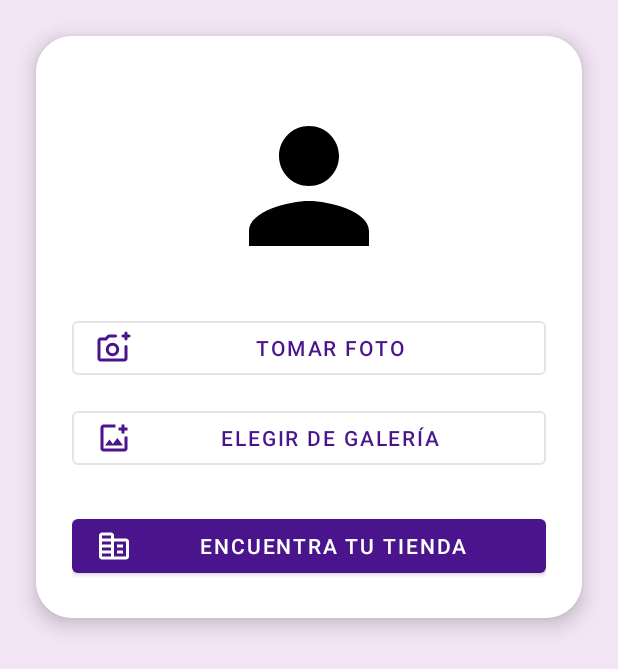
After one commit to Faradayy7/GuitarStoreApp, an Android app built with Jetpack Compose: the ProfileActivity screen opened directly, with no data from a screen before it, on a phone screen of 412 x 824 dp. The commit adds this screen. Shown: the top 669 px of the screen. Run offline under Robolectric (Android 15) with nearby library versions, the phone set to English and light mode, and no system bars; pictures from the network do not load.

Commit message:
Implementacion pantalla p[erfil accesos a camara y ubicacion tienda

```diff
--- a/app/build.gradle.kts
+++ b/app/build.gradle.kts
@@ -65,5 +65,9 @@ dependencies {
     implementation("com.google.firebase:firebase-auth")
     implementation("com.google.firebase:firebase-database")
     implementation("com.google.android.gms:play-services-auth:21.0.0")
+    implementation ("com.google.android.gms:play-services-maps:18.2.0")
 
 }
+
+// Apply the Google Services plugin
+apply(plugin = "com.google.gms.google-services")
--- /dev/null
+++ b/app/src/main/java/juliourrego/site/guitarstoreapp/ProfileActivity.kt
@@ -0,0 +1,88 @@
+package juliourrego.site.guitarstoreapp
+
+import android.Manifest
+import android.app.Activity
+import android.content.Intent
+import android.content.pm.PackageManager
+import android.graphics.Bitmap
+import android.net.Uri
+import android.os.Bundle
+import android.provider.MediaStore
+import android.widget.Button
+import android.widget.ImageView
+import androidx.appcompat.app.AppCompatActivity
+import androidx.core.app.ActivityCompat
+import androidx.core.content.ContextCompat
+import juliourrego.site.guitarstoreapp.R
+
+class ProfileActivity : AppCompatActivity() {
+    private lateinit var imageView: ImageView
+    private val REQUEST_IMAGE_CAPTURE = 1
+    private val REQUEST_IMAGE_PICK = 2
+    private val REQUEST_CAMERA_PERMISSION = 100
+
+    override fun onCreate(savedInstanceState: Bundle?) {
+        super.onCreate(savedInstanceState)
+        setContentView(R.layout.activity_profile)
+
+        imageView = findViewById(R.id.profileImageView)
+        val cameraButton: Button = findViewById(R.id.cameraButton)
+        val galleryButton: Button = findViewById(R.id.galleryButton)
+        val findStoreButton = findViewById<Button>(R.id.btnFindStore)
+
+        cameraButton.setOnClickListener {
+            if (ContextCompat.checkSelfPermission(this, Manifest.permission.CAMERA)
+                != PackageManager.PERMISSION_GRANTED) {
+                ActivityCompat.requestPermissions(this, arrayOf(Manifest.permission.CAMERA), REQUEST_CAMERA_PERMISSION)
+            } else {
+                abrirCamara()
+            }
+        }
+
+        galleryButton.setOnClickListener {
+            val pickPhoto = Intent(Intent.ACTION_PICK, MediaStore.Images.Media.EXTERNAL_CONTENT_URI)
+            startActivityForResult(pickPhoto, REQUEST_IMAGE_PICK)
+        }
+
+        findStoreButton.setOnClickListener {
+            val gmmIntentUri = Uri.parse("geo:4.653,-74.083?q=Guitar+Store")
+            val mapIntent = Intent(Intent.ACTION_VIEW, gmmIntentUri)
+            mapIntent.setPackage("com.google.android.apps.maps")
+
+            if (mapIntent.resolveActivity(packageManager) != null) {
+                startActivity(mapIntent)
+            } else {
+                val browserIntent = Intent(Intent.ACTION_VIEW, Uri.parse("https://www.google.com/maps?q=4.653,-74.083"))
+                startActivity(browserIntent)
+            }
+        }
+    }
+
+    private fun abrirCamara() {
+        val takePictureIntent = Intent(MediaStore.ACTION_IMAGE_CAPTURE)
+        startActivityForResult(takePictureIntent, REQUEST_IMAGE_CAPTURE)
+    }
+
+    override fun onRequestPermissionsResult(requestCode: Int, permissions: Array<out String>, grantResults: IntArray) {
+        super.onRequestPermissionsResult(requestCode, permissions, grantResults)
+        if (requestCode == REQUEST_CAMERA_PERMISSION && grantResults.isNotEmpty() && grantResults[0] == PackageManager.PERMISSION_GRANTED) {
+            abrirCamara()
+        }
+    }
+
+    override fun onActivityResult(requestCode: Int, resultCode: Int, data: Intent?) {
+        super.onActivityResult(requestCode, resultCode, data)
+        if (resultCode == Activity.RESULT_OK) {
+            when (requestCode) {
+                REQUEST_IMAGE_CAPTURE -> {
+                    val imageBitmap = data?.extras?.get("data") as Bitmap
+                    imageView.setImageBitmap(imageBitmap)
+                }
+                REQUEST_IMAGE_PICK -> {
+                    val selectedImage: Uri? = data?.data
+                    imageView.setImageURI(selectedImage)
+                }
+            }
+        }
+    }
+}
--- /dev/null
+++ b/app/src/main/res/drawable/circle_background.xml
@@ -0,0 +1,6 @@
+<?xml version="1.0" encoding="utf-8"?>
+<selector xmlns:android="http://schemas.android.com/apk/res/android">
+<shape xmlns:android="http://schemas.android.com/apk/res/android" android:shape="oval">
+    <solid android:color="#E0E0E0"/>
+</shape>
+</selector>
--- /dev/null
+++ b/app/src/main/res/drawable/ic_camera_alt.xml
@@ -0,0 +1,5 @@
+<vector xmlns:android="http://schemas.android.com/apk/res/android" android:height="24dp" android:tint="#000000" android:viewportHeight="960" android:viewportWidth="960" android:width="24dp">
+
+    <path android:fillColor="@android:color/white" android:pathData="M440,520L440,520Q440,520 440,520Q440,520 440,520L440,520L440,520Q440,520 440,520Q440,520 440,520L440,520L440,520Q440,520 440,520Q440,520 440,520L440,520Q440,520 440,520Q440,520 440,520L440,520Q440,520 440,520Q440,520 440,520L440,520L440,520ZM120,840Q87,840 63.5,816.5Q40,793 40,760L40,280Q40,247 63.5,223.5Q87,200 120,200L246,200L296,146Q307,134 322.5,127Q338,120 355,120L520,120Q537,120 548.5,131.5Q560,143 560,160L560,160Q560,177 548.5,188.5Q537,200 520,200L355,200L282,280L120,280Q120,280 120,280Q120,280 120,280L120,760Q120,760 120,760Q120,760 120,760L760,760Q760,760 760,760Q760,760 760,760L760,440Q760,423 771.5,411.5Q783,400 800,400L800,400Q817,400 828.5,411.5Q840,423 840,440L840,760Q840,793 816.5,816.5Q793,840 760,840L120,840ZM760,200L720,200Q703,200 691.5,188.5Q680,177 680,160Q680,143 691.5,131.5Q703,120 720,120L760,120L760,80Q760,63 771.5,51.5Q783,40 800,40Q817,40 828.5,51.5Q840,63 840,80L840,120L880,120Q897,120 908.5,131.5Q920,143 920,160Q920,177 908.5,188.5Q897,200 880,200L840,200L840,240Q840,257 828.5,268.5Q817,280 800,280Q783,280 771.5,268.5Q760,257 760,240L760,200ZM440,700Q515,700 567.5,647.5Q620,595 620,520Q620,445 567.5,392.5Q515,340 440,340Q365,340 312.5,392.5Q260,445 260,520Q260,595 312.5,647.5Q365,700 440,700ZM440,620Q398,620 369,591Q340,562 340,520Q340,478 369,449Q398,420 440,420Q482,420 511,449Q540,478 540,520Q540,562 511,591Q482,620 440,620Z"/>
+
+</vector>
--- /dev/null
+++ b/app/src/main/res/drawable/ic_gallery.xml
@@ -0,0 +1,5 @@
+<vector xmlns:android="http://schemas.android.com/apk/res/android" android:height="24dp" android:tint="#000000" android:viewportHeight="960" android:viewportWidth="960" android:width="24dp">
+
+    <path android:fillColor="@android:color/white" android:pathData="M480,480Q480,480 480,480Q480,480 480,480L480,480Q480,480 480,480Q480,480 480,480L480,480Q480,480 480,480Q480,480 480,480L480,480Q480,480 480,480Q480,480 480,480L480,480Q480,480 480,480Q480,480 480,480Q480,480 480,480Q480,480 480,480ZM200,840Q167,840 143.5,816.5Q120,793 120,760L120,200Q120,167 143.5,143.5Q167,120 200,120L520,120Q520,137 520,157Q520,177 520,200L200,200Q200,200 200,200Q200,200 200,200L200,760Q200,760 200,760Q200,760 200,760L760,760Q760,760 760,760Q760,760 760,760L760,440Q783,440 803,440Q823,440 840,440L840,760Q840,793 816.5,816.5Q793,840 760,840L200,840ZM240,680L720,680L570,480L450,640L360,520L240,680ZM680,360L680,280L600,280L600,200L680,200L680,120L760,120L760,200L840,200L840,280L760,280L760,360L680,360Z"/>
+
+</vector>
--- /dev/null
+++ b/app/src/main/res/drawable/ic_location_on.xml
@@ -0,0 +1,5 @@
+<vector xmlns:android="http://schemas.android.com/apk/res/android" android:height="24dp" android:tint="#000000" android:viewportHeight="24" android:viewportWidth="24" android:width="24dp">
+
+    <path android:fillColor="@android:color/white" android:pathData="M12,7V5c0,-1.1 -0.9,-2 -2,-2H4C2.9,3 2,3.9 2,5v14c0,1.1 0.9,2 2,2h16c1.1,0 2,-0.9 2,-2V9c0,-1.1 -0.9,-2 -2,-2H12zM10,19H4v-2h6V19zM10,15H4v-2h6V15zM10,11H4V9h6V11zM10,7H4V5h6V7zM20,19h-8V9h8V19zM18,11h-4v2h4V11zM18,15h-4v2h4V15z"/>
+
+</vector>
--- /dev/null
+++ b/app/src/main/res/drawable/ic_person.xml
@@ -0,0 +1,5 @@
+<vector xmlns:android="http://schemas.android.com/apk/res/android" android:height="24dp" android:tint="#000000" android:viewportHeight="24" android:viewportWidth="24" android:width="24dp">
+
+    <path android:fillColor="@android:color/white" android:pathData="M12,12c2.21,0 4,-1.79 4,-4s-1.79,-4 -4,-4 -4,1.79 -4,4 1.79,4 4,4zM12,14c-2.67,0 -8,1.34 -8,4v2h16v-2c0,-2.66 -5.33,-4 -8,-4z"/>
+
+</vector>
--- a/app/src/main/res/layout/activity_catalog.xml
+++ b/app/src/main/res/layout/activity_catalog.xml
@@ -29,6 +29,11 @@
         android:layout_gravity="bottom|start"
         android:layout_margin="16dp"
         android:text="Cerrar sesión"/>
+    <Button
+        android:id="@+id/btnEditProfile"
+        android:layout_width="wrap_content"
+        android:layout_height="wrap_content"
+        android:text="Editar perfil" />
 
 
 </androidx.coordinatorlayout.widget.CoordinatorLayout>
--- /dev/null
+++ b/app/src/main/res/layout/activity_profile.xml
@@ -0,0 +1,59 @@
+<?xml version="1.0" encoding="utf-8"?>
+<!-- res/layout/activity_profile.xml -->
+<com.google.android.material.card.MaterialCardView xmlns:android="http://schemas.android.com/apk/res/android"
+    xmlns:app="http://schemas.android.com/apk/res-auto"
+    android:layout_width="match_parent"
+    android:layout_height="wrap_content"
+    android:layout_margin="24dp"
+    app:cardCornerRadius="24dp"
+    app:cardElevation="8dp"
+    android:background="@color/background">
+
+    <LinearLayout
+        android:orientation="vertical"
+        android:layout_width="match_parent"
+        android:layout_height="wrap_content"
+        android:gravity="center"
+        android:padding="24dp"
+        android:background="@color/surface">
+
+        <ImageView
+            android:id="@+id/profileImageView"
+            android:layout_width="120dp"
+            android:layout_height="120dp"
+            android:src="@drawable/ic_person"
+            android:scaleType="centerCrop"
+            android:background="@drawable/circle_background"
+            android:layout_marginTop="16dp" />
+
+        <com.google.android.material.button.MaterialButton
+            android:id="@+id/cameraButton"
+            android:layout_width="match_parent"
+            android:layout_height="wrap_content"
+            android:text="Tomar foto"
+            style="@style/Widget.MaterialComponents.Button.OutlinedButton"
+            android:layout_marginTop="24dp"
+            app:icon="@drawable/ic_camera_alt"
+            app:iconTint="@color/primary" />
+
+        <com.google.android.material.button.MaterialButton
+            android:id="@+id/galleryButton"
+            android:layout_width="match_parent"
+            android:layout_height="wrap_content"
+            android:text="Elegir de galería"
+            style="@style/Widget.MaterialComponents.Button.OutlinedButton"
+            android:layout_marginTop="12dp"
+            app:icon="@drawable/ic_gallery"
+            app:iconTint="@color/primary" />
+
+        <com.google.android.material.button.MaterialButton
+            android:id="@+id/btnFindStore"
+            android:layout_width="match_parent"
+            android:layout_height="wrap_content"
+            android:text="Encuentra tu tienda"
+            style="@style/Widget.MaterialComponents.Button"
+            android:layout_marginTop="24dp"
+            app:icon="@drawable/ic_location_on"
+            app:iconTint="@color/onPrimary" />
+    </LinearLayout>
+</com.google.android.material.card.MaterialCardView>
--- a/app/src/main/res/values/colors.xml
+++ b/app/src/main/res/values/colors.xml
@@ -1,14 +1,15 @@
 <?xml version="1.0" encoding="utf-8"?>
 <resources>
-    <color name="purple_200">#FFBB86FC</color>
-    <color name="purple_500">#FF6200EE</color>
-    <color name="purple_700">#FF3700B3</color>
-    <color name="teal_200">#FF03DAC5</color>
-    <color name="teal_700">#FF018786</color>
-    <color name="black">#FF000000</color>
-    <color name="white">#FFFFFFFF</color>
-    <color name="background_color">#FAFAFA</color>
-    <color name="text_primary">#222222</color>
-    <color name="accent_color">#BB9458</color>
-    <color name="text_secondary">#9E9E9E</color>
+    <color name="background_color">#F3E5F5</color>
+    <color name="text_primary">#212121</color>
+    <color name="primary">#4A148C</color>
+    <color name="primaryVariant">#7C43BD</color>
+    <color name="secondary">#FFB300</color>
+    <color name="background">#F3E5F5</color>
+    <color name="surface">#FFFFFF</color>
+    <color name="onPrimary">#FFFFFF</color>
+    <color name="onSecondary">#000000</color>
+    <color name="onBackground">#212121</color>
+    <color name="onSurface">#212121</color>
+    <color name="accent_color">#FFB300</color>
 </resources>
--- a/app/src/main/res/values/themes.xml
+++ b/app/src/main/res/values/themes.xml
@@ -1,9 +1,13 @@
 <?xml version="1.0" encoding="utf-8"?>
-<resources>
+<resources xmlns:tools="http://schemas.android.com/tools">
     <style name="Theme.GuitarStoreApp" parent="Theme.MaterialComponents.DayNight.NoActionBar">
-        <item name="colorPrimary">@android:color/holo_blue_light</item>
-        <item name="colorSecondary">@android:color/holo_orange_light</item>
-        <item name="android:windowBackground">@android:color/white</item>
-        <item name="android:textColor">@android:color/black</item>
+        <item name="colorPrimary">@color/primary</item>
+        <item name="colorPrimaryVariant">@color/primaryVariant</item>
+        <item name="colorOnPrimary">@color/onPrimary</item>
+        <item name="colorSecondary">@color/secondary</item>
+        <item name="colorOnSecondary">@color/onSecondary</item>
+        <item name="android:colorBackground">@color/background</item>
+        <item name="colorSurface">@color/surface</item>
+        <item name="colorOnSurface">@color/onSurface</item>
     </style>
 </resources>
```
Also changed, not shown: app/src/main/AndroidManifest.xml (+10 -0 lines), app/src/main/java/juliourrego/site/guitarstoreapp/CatalogActivity.kt (+7 -2 lines), app/src/main/java/juliourrego/site/guitarstoreapp/mainActivity.kt (+12 -0 lines).
